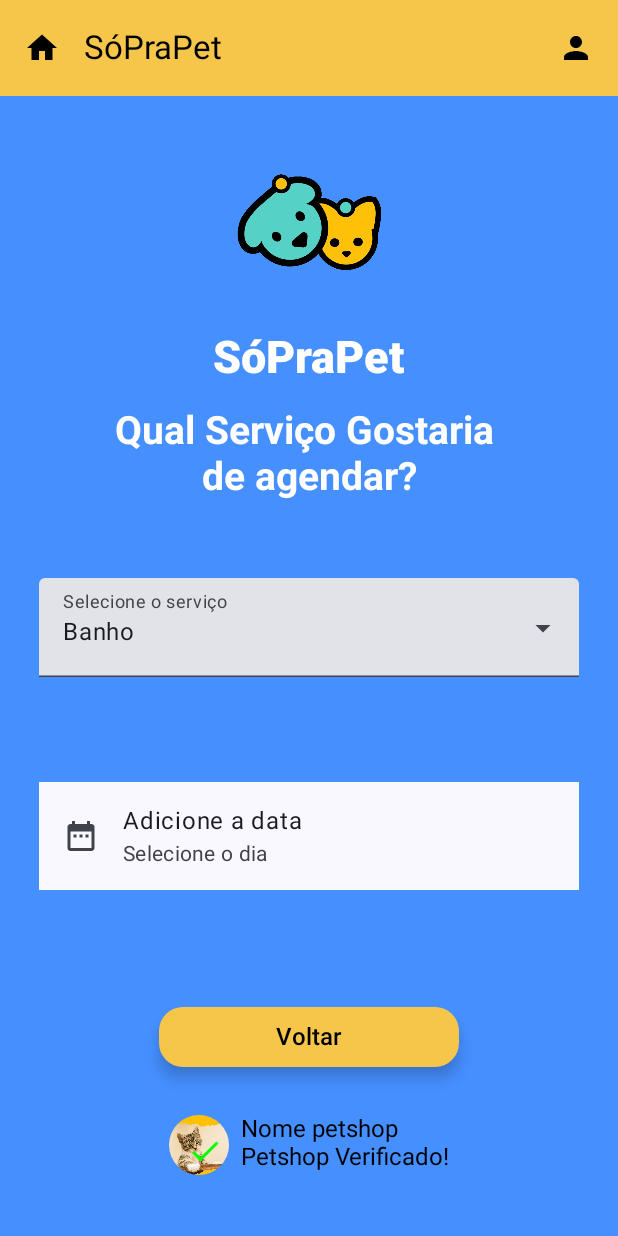
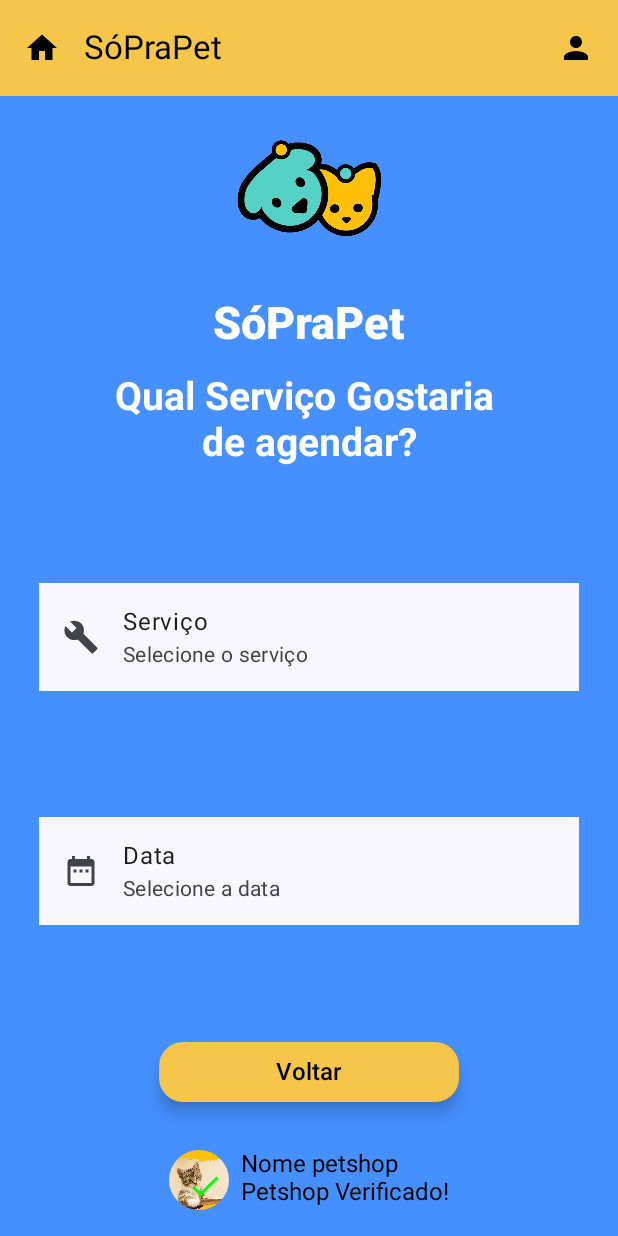
Before and after one commit to JoaoChi/SoPraPetApp, an Android app built with Jetpack Compose: the PetshopProfileActivity screen opened directly, with no data from a screen before it, after a tap on "AGENDAR SERVIÇO", on a phone screen of 412 x 824 dp. Run offline under Robolectric (Android 15) with nearby library versions, the phone set to English and light mode, and no system bars; our stand-ins replace Room's generated code; libraries missing offline, so code that uses them is left out: coil.decode; pictures from the network do not load.

Commit message:
Feito mais alterações na agenda, ajustado layout, colocado um listItem para abrir um card com as opções do petshop

```diff
--- a/app/src/main/AndroidManifest.xml
+++ b/app/src/main/AndroidManifest.xml
@@ -18,6 +18,11 @@
         android:supportsRtl="true"
         android:theme="@style/Theme.AppCompat.Light.NoActionBar"
         tools:targetApi="31">
+        <activity
+            android:name=".AAAAAAAAAAAAAAAAAA"
+            android:exported="false"
+            android:label="@string/title_activity_aaaaaaaaaaaaaaaaaa"
+            android:theme="@style/Theme.AppCompat.Light.NoActionBar" />
         <activity
             android:name=".CadastroJetpackActivity"
             android:exported="false"
--- a/app/src/main/java/com/angellira/petvital1/AgendaActivity.kt
+++ b/app/src/main/java/com/angellira/petvital1/AgendaActivity.kt
@@ -25,11 +25,13 @@ import androidx.compose.foundation.layout.size
 import androidx.compose.foundation.layout.width
 import androidx.compose.foundation.shape.CircleShape
 import androidx.compose.material.icons.Icons
+import androidx.compose.material.icons.filled.Build
 import androidx.compose.material.icons.filled.Check
 import androidx.compose.material.icons.filled.DateRange
 import androidx.compose.material.icons.filled.Favorite
 import androidx.compose.material.icons.filled.Home
 import androidx.compose.material.icons.filled.Person
+import androidx.compose.material3.AlertDialog
 import androidx.compose.material3.DropdownMenu
 import androidx.compose.material3.DropdownMenuItem
 import androidx.compose.material3.ExperimentalMaterial3Api
@@ -39,9 +41,11 @@ import androidx.compose.material3.ExtendedFloatingActionButton
 import androidx.compose.material3.Icon
 import androidx.compose.material3.IconButton
 import androidx.compose.material3.ListItem
+import androidx.compose.material3.RadioButton
 import androidx.compose.material3.Scaffold
 import androidx.compose.material3.Surface
 import androidx.compose.material3.Text
+import androidx.compose.material3.TextButton
 import androidx.compose.material3.TextField
 import androidx.compose.material3.TopAppBar
 import androidx.compose.material3.TopAppBarDefaults
@@ -53,6 +57,8 @@ import androidx.compose.runtime.setValue
 import androidx.compose.ui.Alignment
 import androidx.compose.ui.Modifier
 import androidx.compose.ui.draw.clip
+import androidx.compose.ui.focus.FocusRequester
+import androidx.compose.ui.focus.focusRequester
 import androidx.compose.ui.graphics.Color
 import androidx.compose.ui.platform.LocalContext
 import androidx.compose.ui.res.painterResource
@@ -64,6 +70,7 @@ import androidx.compose.ui.unit.dp
 import androidx.compose.ui.unit.sp
 import com.angellira.petvital1.ui.theme.PetVital1Theme
 import java.util.Calendar
+
 
 class AgendaActivity : ComponentActivity() {
     override fun onCreate(savedInstanceState: Bundle?) {
@@ -82,6 +89,10 @@ class AgendaActivity : ComponentActivity() {
 @OptIn(ExperimentalMaterial3Api::class)
 @Composable
 fun app() {
+
+    var showDialog by remember { mutableStateOf(false) }
+    var selectedOption by remember { mutableStateOf<String?>(null) }
+
     val context = LocalContext.current
     val calendar = Calendar.getInstance()
     val minDate = calendar.timeInMillis
@@ -147,29 +158,31 @@ fun app() {
 
             Spacer(modifier = Modifier.height(20.dp))
 
+            val focusRequester = remember { FocusRequester() }
+
+            ListItem(
+                headlineContent = { Text("Serviço") },
+                supportingContent = { Text(text = "Selecione o serviço")},
+                leadingContent = {
+                    Icon(
+                        Icons.Filled.Build,
+                        contentDescription = "Data do agendamento",
+                    )
+                },
+                modifier = Modifier
+                    .clickable {
+                        showDialog = true
+                    }
+                    .padding(26.dp)
+                    .focusRequester(focusRequester)
+            )
+
             ExposedDropdownMenuBox(
                 expanded = expanded,
                 onExpandedChange = {
                     expanded = !expanded
                 },
             ) {
-                TextField(
-                    value = selectedText,
-                    onValueChange = {},
-                    readOnly = true,
-                    label = { Text("Selecione o serviço") },
-                    trailingIcon = {
-                        ExposedDropdownMenuDefaults.TrailingIcon(expanded = expanded)
-                    },
-                    colors = ExposedDropdownMenuDefaults.textFieldColors(
-                    ),
-                    modifier = Modifier.menuAnchor()
-                        .fillMaxWidth()
-                        .padding(horizontal = 26.dp)
-                        .height(66.dp)
-                )
-
-
                 ExposedDropdownMenu(
                     expanded = expanded,
                     onDismissRequest = {
@@ -189,11 +202,9 @@ fun app() {
                 }
             }
 
-            Spacer(modifier = Modifier.height(12.dp))
-
             ListItem(
-                headlineContent = { Text("Adicione a data") },
-                supportingContent = { Text(text = "Selecione o dia")},
+                headlineContent = { Text("Data") },
+                supportingContent = { Text(text = "Selecione a data")},
                 leadingContent = {
                     Icon(
                         Icons.Filled.DateRange,
@@ -274,8 +285,64 @@ fun app() {
                 }
             }
         }
+
+        ServiceSelectionDialog(
+            showDialog = showDialog,
+            selectedOption = selectedText,
+            onDismiss = { showDialog = false },
+            onSelect = {option ->
+                selectedOption = option
+                showDialog = false
+            }
+        )
     }
 }
+
+@Composable
+fun ServiceSelectionDialog(
+    showDialog: Boolean,
+    selectedOption: String?,
+    onDismiss: () -> Unit,
+    onSelect: (String) -> Unit
+) {
+    if (showDialog) {
+        AlertDialog(
+            onDismissRequest = onDismiss,
+            title = { Text("Selecione um serviço") },
+            text = {
+                Column {
+                    listOf("Veterinária", "Tosa", "Banho").forEach { service ->
+                        Row(
+                            modifier = Modifier
+                                .fillMaxWidth()
+                                .clickable { onSelect(service) }
+                                .padding(16.dp),
+                            verticalAlignment = Alignment.CenterVertically
+                        ) {
+                            RadioButton(
+                                selected = service == selectedOption,
+                                onClick = { onSelect(service) }
+                            )
+                            Spacer(modifier = Modifier.width(8.dp))
+                            Text(text = service)
+                        }
+                    }
+                }
+            },
+            confirmButton = {
+                TextButton(onClick = onDismiss) {
+                    Text("OK")
+                }
+            },
+            dismissButton = {
+                TextButton(onClick = onDismiss) {
+                    Text("Cancelar")
+                }
+            }
+        )
+    }
+}
+
 
 @OptIn(ExperimentalMaterial3Api::class)
 @Composable
--- a/app/src/main/res/values/strings.xml
+++ b/app/src/main/res/values/strings.xml
@@ -3,4 +3,5 @@
     <string name="title_activity_minha_conta">MinhaContaActivity</string>
     <string name="title_activity_agenda">AgendaActivity</string>
     <string name="title_activity_cadastro_jetpack">CadastroJetpackActivity</string>
+    <string name="title_activity_aaaaaaaaaaaaaaaaaa">AAAAAAAAAAAAAAAAAA</string>
 </resources>
--- a/app/src/main/res/values/themes.xml
+++ b/app/src/main/res/values/themes.xml
@@ -7,6 +7,7 @@
 
     <style name="Theme.PetVital1" parent="Base.Theme.PetVital1" />
 
-<!--    <style name="Theme.AppCompat.Light.NoActionBar" parent="android:Theme.Material.Light.NoActionBar" />-->
+
+    <!--    <style name="Theme.AppCompat.Light.NoActionBar" parent="android:Theme.Material.Light.NoActionBar" />-->
 
 </resources>
```
